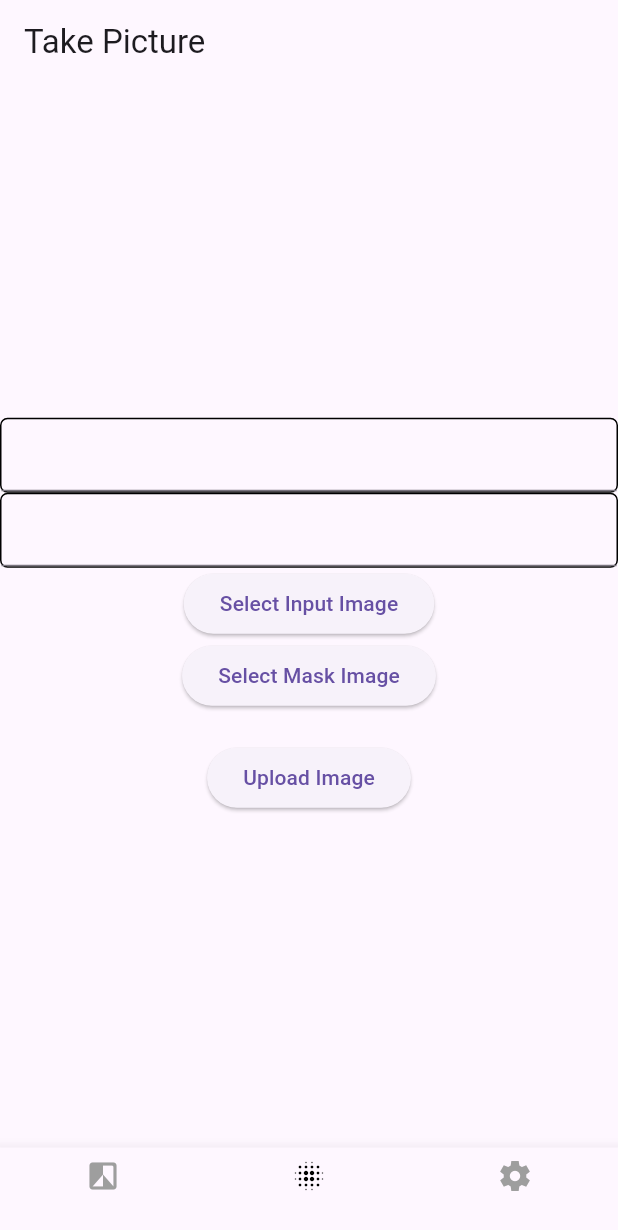
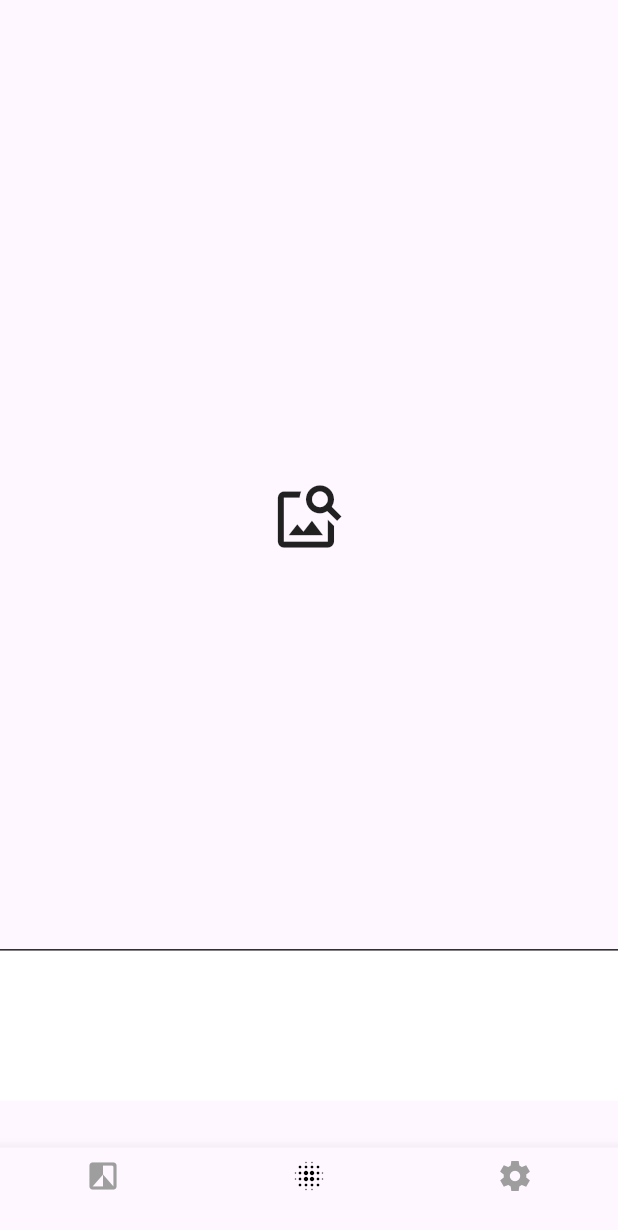
Before and after one commit to yousuf-4594/Image-Inpainting-App, a Flutter app: the screen it shows after launch, swiped to page 2, on a phone screen of 412 x 824 dp. Shown: the top 1230 px of the screen. Run offline on Flutter 3.47's test engine with Material 3 defaults, Android fonts, the phone set to English and light mode, and no system bars; our stand-ins replace camera, image_picker.

Commit message:
image being picked and displayed

```diff
--- a/lib/main.dart
+++ b/lib/main.dart
@@ -46,6 +46,7 @@ class _MyAppState extends State<MyApp> {
   Widget build(BuildContext context) {
     var scaffold = Scaffold(
       body: PageView(
+        physics: NeverScrollableScrollPhysics(),
         controller: _pageController,
         onPageChanged: (index) {
           setState(() {
--- a/lib/screens/ai_screen.dart
+++ b/lib/screens/ai_screen.dart
@@ -1,45 +1,35 @@
 import 'package:flutter/material.dart';
+import 'package:camera/camera.dart';
+import 'dart:io';
+import 'package:path_provider/path_provider.dart';
+import 'package:path/path.dart';
 import 'package:image_picker/image_picker.dart';
-import 'package:path/path.dart';
-import 'package:flutter_svg/flutter_svg.dart';
-import 'dart:convert';
-import 'dart:io';
-import 'package:flutter/material.dart';
-import 'package:http/http.dart' as http;
 
 class ai_screen extends StatefulWidget {
   @override
-  _ai_screen createState() => _ai_screen();
+  _ai_screenState createState() => _ai_screenState();
 }
 
-class _ai_screen extends State<ai_screen> {
-  File? _image;
-  File? _maskImage;
-  Image? _uploadedImage;
+class _ai_screenState extends State<ai_screen> {
+  File? _pickedImage; // Variable to hold the picked image
 
-  String _baseUrl = "";
-  String text = "";
+  late CameraController _controller;
+  late Future<void> _initializeControllerFuture;
 
-  Future<void> _getImage() async {
-    print("[INFO] Get Image button pressed");
-    final imagePicker = ImagePicker();
-    final pickedFile = await imagePicker.pickImage(source: ImageSource.gallery);
-
-    if (pickedFile != null) {
-      setState(() {
-        _image = File(pickedFile.path);
-      });
-    }
+  @override
+  void initState() {
+    super.initState();
   }
 
-  Future<void> _getMaskImage() async {
-    final maskImagePicker = ImagePicker();
-    final maskPickedFile =
-        await maskImagePicker.pickImage(source: ImageSource.gallery);
-    if (maskPickedFile != null) {
+  Future<void> _openImagePicker() async {
+    final picker = ImagePicker();
+    final pickedImage = await picker.pickImage(source: ImageSource.gallery);
+    if (pickedImage != null) {
       setState(() {
-        _maskImage = File(maskPickedFile.path);
+        _pickedImage = File(pickedImage.path);
       });
+    } else {
+      print('No image selected.');
     }
   }
 
@@ -47,122 +37,195 @@ class _ai_screen extends State<ai_screen> {
   Widget build(BuildContext context) {
     return Scaffold(
       appBar: AppBar(
-        title: Text('Take Picture'),
+        title: Text(''),
       ),
-      body: Center(
-        child: Column(
-          mainAxisAlignment: MainAxisAlignment.center,
+      body: Column(
         children: [
-            Container(
-              decoration: BoxDecoration(
-                border: Border.all(
-                  color: Colors.black,
-                  width: 1.0, // Adjust border width as needed
-                ),
-                borderRadius: BorderRadius.circular(
-                    5.0), // Adjust border radius as needed
-              ),
-              child: TextField(
-                onChanged: (value) {
-                  setState(() {
-                    _baseUrl = value;
-                  });
-                },
+          SizedBox(
+            height: MediaQuery.of(context).size.height *
+                0.7, // Use 70% of screen height
+            child: _pickedImage == null
+                ? Center(
+                    child: GestureDetector(
+                      onTap: _openImagePicker,
+                      child: Icon(
+                        Icons.image_search_outlined,
+                        size: 50,
                       ),
                     ),
-            Container(
-              decoration: BoxDecoration(
-                border: Border.all(
-                  color: Colors.black,
-                  width: 1.0, // Adjust border width as needed
-                ),
-                borderRadius: BorderRadius.circular(
-                    5.0), // Adjust border radius as needed
-              ),
-              child: TextField(
-                onChanged: (value) {
-                  setState(() {
-                    text = value;
-                  });
-                },
+                  )
+                : Image.file(
+                    _pickedImage!,
+                    fit: BoxFit.contain,
                   ),
           ),
-            if (_image != null) ...[
-              Container(width: 150, height: 150, child: Image.file(_image!)),
-              SizedBox(height: 20),
+          Divider(
+            height: 1,
+            color: Colors.black,
+          ),
+          Container(
+            height: 100,
+            width: MediaQuery.of(context).size.width,
+            decoration: BoxDecoration(color: Colors.white),
+          ),
         ],
-            if (_maskImage != null) ...[
-              Container(
-                  width: 150, height: 150, child: Image.file(_maskImage!)),
-              SizedBox(height: 20),
-            ],
-            ElevatedButton(
-              onPressed: _getImage,
-              child: Text('Select Input Image'),
-            ),
-            ElevatedButton(
-              onPressed: _getMaskImage,
-              child: Text('Select Mask Image'),
-            ),
-            SizedBox(height: 20),
-            ElevatedButton(
-              onPressed: _uploadImage,
-              child: Text('Upload Image'),
-            ),
-            if (_uploadedImage != null) ...[
-              SizedBox(
-                height: 20,
-              ),
-              Container(width: 250, height: 250, child: _uploadedImage!),
-            ]
-          ],
-        ),
       ),
     );
   }
-
-  Future<void> _uploadImage() async {
-    if (_image == null) {
-      return;
 }
 
-    final apiUrl = '$_baseUrl/api/inpaint/';
-    try {
-      var request = http.MultipartRequest('POST', Uri.parse(apiUrl));
-      request.headers["bypass-tunnel-reminder"] = "true";
-      request.fields['text'] = text; // Add your text data here
-      request.files.add(
-        http.MultipartFile(
-          'image',
-          File(_image!.path).readAsBytes().asStream(),
-          File(_image!.path).lengthSync(),
-          filename: basename(_image!.path),
-        ),
-      );
-      request.files.add(
-        http.MultipartFile(
-          'mask',
-          File(_maskImage!.path).readAsBytes().asStream(),
-          File(_maskImage!.path).lengthSync(),
-          filename: basename(_maskImage!.path),
-        ),
-      );
 
-      var response = await http.Response.fromStream(await request.send());
 
-      if (response.statusCode == 200) {
-        // Handle success
-        setState(() {
-          _uploadedImage = Image.memory(response.bodyBytes);
-        });
-        print('Image uploaded successfully');
-      } else {
-        // Handle error
-        print('Failed to upload image: ${response.statusCode}');
-      }
-    } catch (e) {
-      // Handle network errors or exceptions
-      print('Exception: $e');
-    }
-  }
-}
+
+// File? _image;
+//   File? _maskImage;
+//   Image? _uploadedImage;
+
+//   String _baseUrl = "";
+//   String text = "";
+
+//   Future<void> _getImage() async {
+//     print("[INFO] Get Image button pressed");
+//     final imagePicker = ImagePicker();
+//     final pickedFile = await imagePicker.pickImage(source: ImageSource.gallery);
+
+//     if (pickedFile != null) {
+//       setState(() {
+//         _image = File(pickedFile.path);
+//       });
+//     }
+//   }
+
+//   Future<void> _getMaskImage() async {
+//     final maskImagePicker = ImagePicker();
+//     final maskPickedFile =
+//         await maskImagePicker.pickImage(source: ImageSource.gallery);
+//     if (maskPickedFile != null) {
+//       setState(() {
+//         _maskImage = File(maskPickedFile.path);
+//       });
+//     }
+//   }
+
+//   @override
+//   Widget build(BuildContext context) {
+//     return Scaffold(
+//       appBar: AppBar(
+//         title: Text('Take Picture'),
+//       ),
+//       body: Center(
+//         child: Column(
+//           mainAxisAlignment: MainAxisAlignment.center,
+//           children: [
+//             Container(
+//               decoration: BoxDecoration(
+//                 border: Border.all(
+//                   color: Colors.black,
+//                   width: 1.0, // Adjust border width as needed
+//                 ),
+//                 borderRadius: BorderRadius.circular(
+//                     5.0), // Adjust border radius as needed
+//               ),
+//               child: TextField(
+//                 onChanged: (value) {
+//                   setState(() {
+//                     _baseUrl = value;
+//                   });
+//                 },
+//               ),
+//             ),
+//             Container(
+//               decoration: BoxDecoration(
+//                 border: Border.all(
+//                   color: Colors.black,
+//                   width: 1.0, // Adjust border width as needed
+//                 ),
+//                 borderRadius: BorderRadius.circular(
+//                     5.0), // Adjust border radius as needed
+//               ),
+//               child: TextField(
+//                 onChanged: (value) {
+//                   setState(() {
+//                     text = value;
+//                   });
+//                 },
+//               ),
+//             ),
+//             if (_image != null) ...[
+//               Container(width: 150, height: 150, child: Image.file(_image!)),
+//               SizedBox(height: 20),
+//             ],
+//             if (_maskImage != null) ...[
+//               Container(
+//                   width: 150, height: 150, child: Image.file(_maskImage!)),
+//               SizedBox(height: 20),
+//             ],
+//             ElevatedButton(
+//               onPressed: _getImage,
+//               child: Text('Select Input Image'),
+//             ),
+//             ElevatedButton(
+//               onPressed: _getMaskImage,
+//               child: Text('Select Mask Image'),
+//             ),
+//             SizedBox(height: 20),
+//             ElevatedButton(
+//               onPressed: _uploadImage,
+//               child: Text('Upload Image'),
+//             ),
+//             if (_uploadedImage != null) ...[
+//               SizedBox(
+//                 height: 20,
+//               ),
+//               Container(width: 250, height: 250, child: _uploadedImage!),
+//             ]
+//           ],
+//         ),
+//       ),
+//     );
+//   }
+
+//   Future<void> _uploadImage() async {
+//     if (_image == null) {
+//       return;
+//     }
+
+//     final apiUrl = '$_baseUrl/api/inpaint/';
+//     try {
+//       var request = http.MultipartRequest('POST', Uri.parse(apiUrl));
+//       request.headers["bypass-tunnel-reminder"] = "true";
+//       request.fields['text'] = text; // Add your text data here
+//       request.files.add(
+//         http.MultipartFile(
+//           'image',
+//           File(_image!.path).readAsBytes().asStream(),
+//           File(_image!.path).lengthSync(),
+//           filename: basename(_image!.path),
+//         ),
+//       );
+//       request.files.add(
+//         http.MultipartFile(
+//           'mask',
+//           File(_maskImage!.path).readAsBytes().asStream(),
+//           File(_maskImage!.path).lengthSync(),
+//           filename: basename(_maskImage!.path),
+//         ),
+//       );
+
+//       var response = await http.Response.fromStream(await request.send());
+
+//       if (response.statusCode == 200) {
+//         // Handle success
+//         setState(() {
+//           _uploadedImage = Image.memory(response.bodyBytes);
+//         });
+//         print('Image uploaded successfully');
+//       } else {
+//         // Handle error
+//         print('Failed to upload image: ${response.statusCode}');
+//       }
+//     } catch (e) {
+//       // Handle network errors or exceptions
+//       print('Exception: $e');
+//     }
+//   }
--- a/pubspec.yaml
+++ b/pubspec.yaml
@@ -36,9 +36,13 @@ dependencies:
   # Use with the CupertinoIcons class for iOS style icons.
   cupertino_icons: ^1.0.6
   http: ^1.2.1
-  image_picker: ^1.1.0
+  image_picker: ^1.1.1
   path: ^1.9.0
   flutter_svg: ^2.0.10+1
+  camera: ^0.10.5+9
+  path_provider: ^2.1.3
+  image_gallery_saver: ^2.0.3
+  permission_handler: ^11.3.1
 
 dev_dependencies:
   flutter_test:
```
Also changed, not shown: pubspec.lock, 1 other file. Lines whose indentation alone changed are shown as unchanged.
